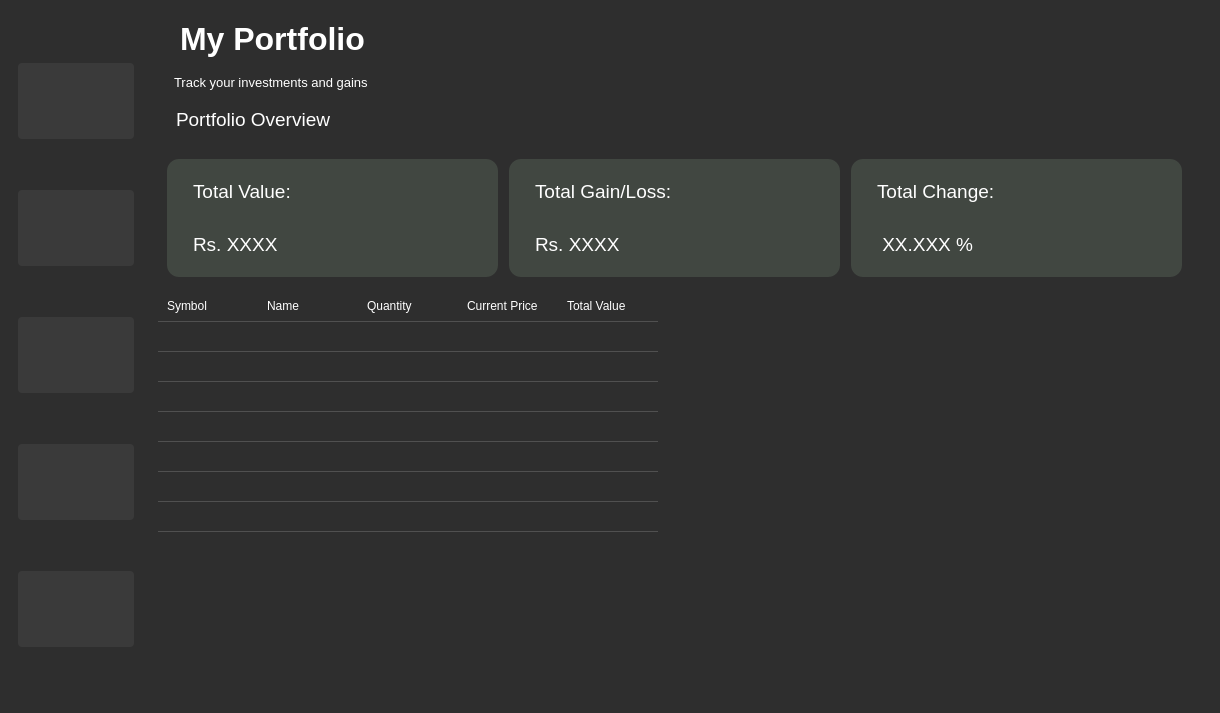
This is pages.ui in Himesh-boop/Stock-Market-Simulator as Qt 5 draws it before an edit. The edited form follows.
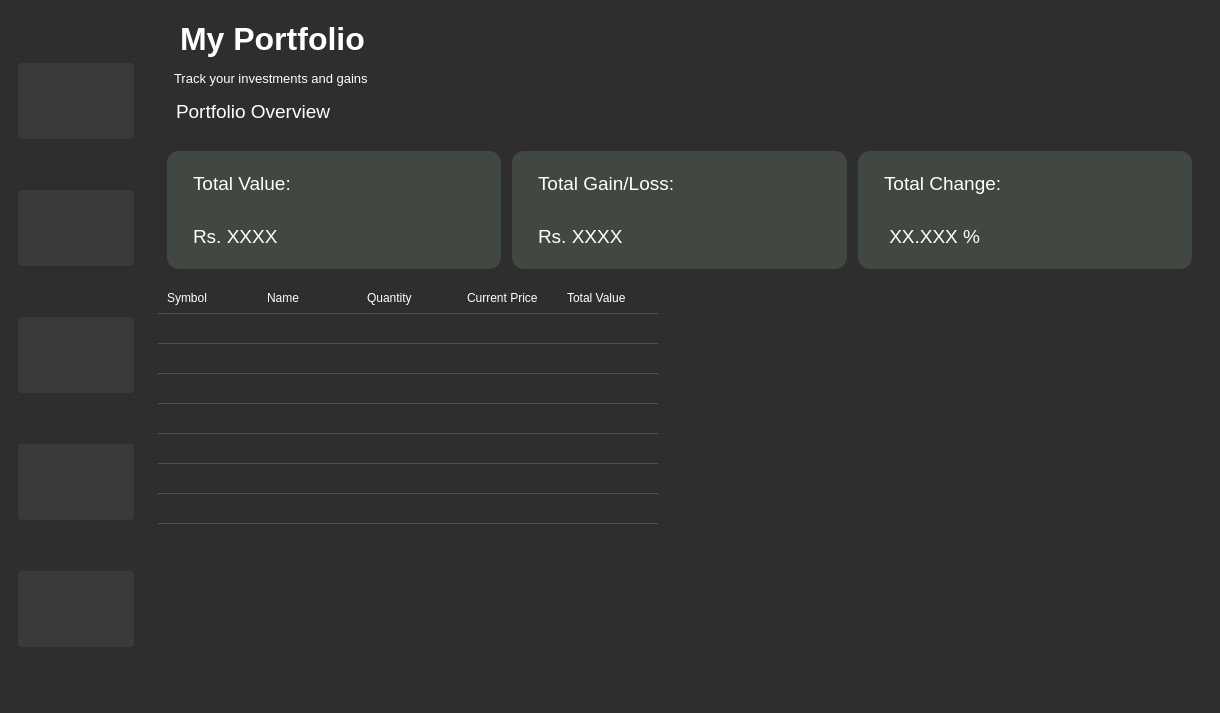
This is the edited form. The open tabs and pages were chosen to show the change. Icons and pictures are not drawn. Custom widgets are drawn as their Qt base class.

What changed in the file:
```diff
--- a/pages.ui
+++ b/pages.ui
@@ -296,8 +296,8 @@
         <rect>
          <x>0</x>
          <y>-10</y>
-         <width>1051</width>
-         <height>711</height>
+         <width>1061</width>
+         <height>663</height>
         </rect>
        </property>
        <property name="styleSheet">
@@ -548,15 +548,15 @@
          <item row="2" column="0">
           <widget class="QTableWidget" name="Table">
            <property name="sizePolicy">
-            <sizepolicy hsizetype="Expanding" vsizetype="Expanding">
+            <sizepolicy hsizetype="Expanding" vsizetype="Preferred">
              <horstretch>0</horstretch>
              <verstretch>6</verstretch>
             </sizepolicy>
            </property>
            <property name="minimumSize">
             <size>
-             <width>400</width>
-             <height>300</height>
+             <width>0</width>
+             <height>0</height>
             </size>
            </property>
            <property name="styleSheet">
```
Left out of the diff: 140 changed lines with no effect on the pictures.
